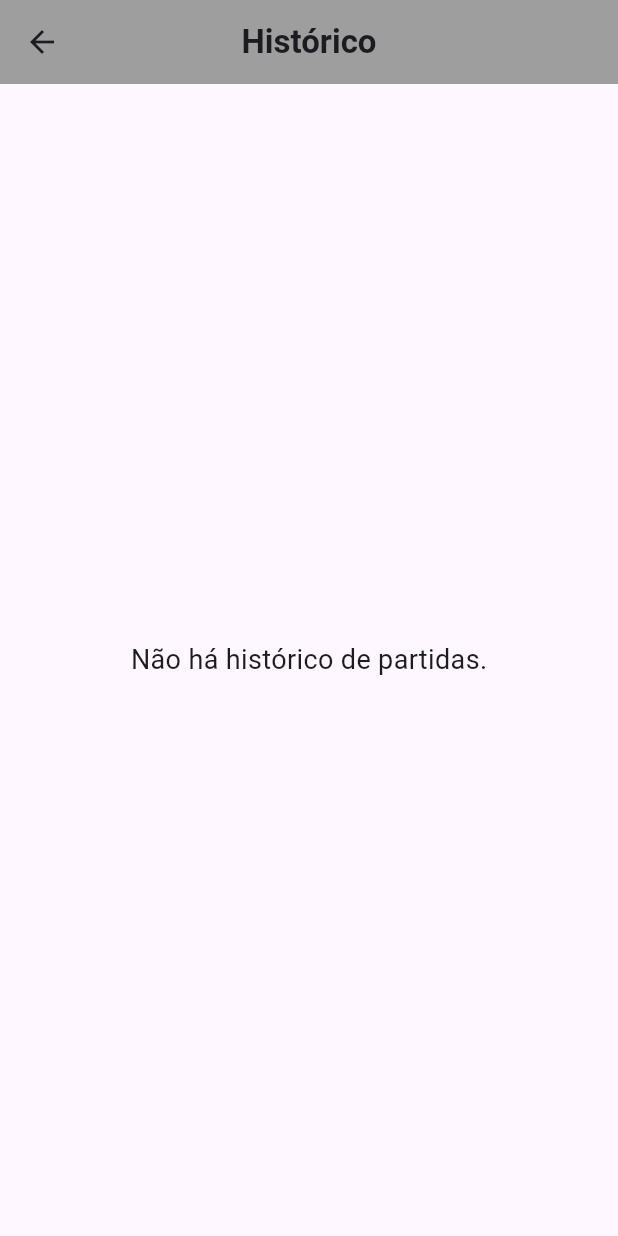
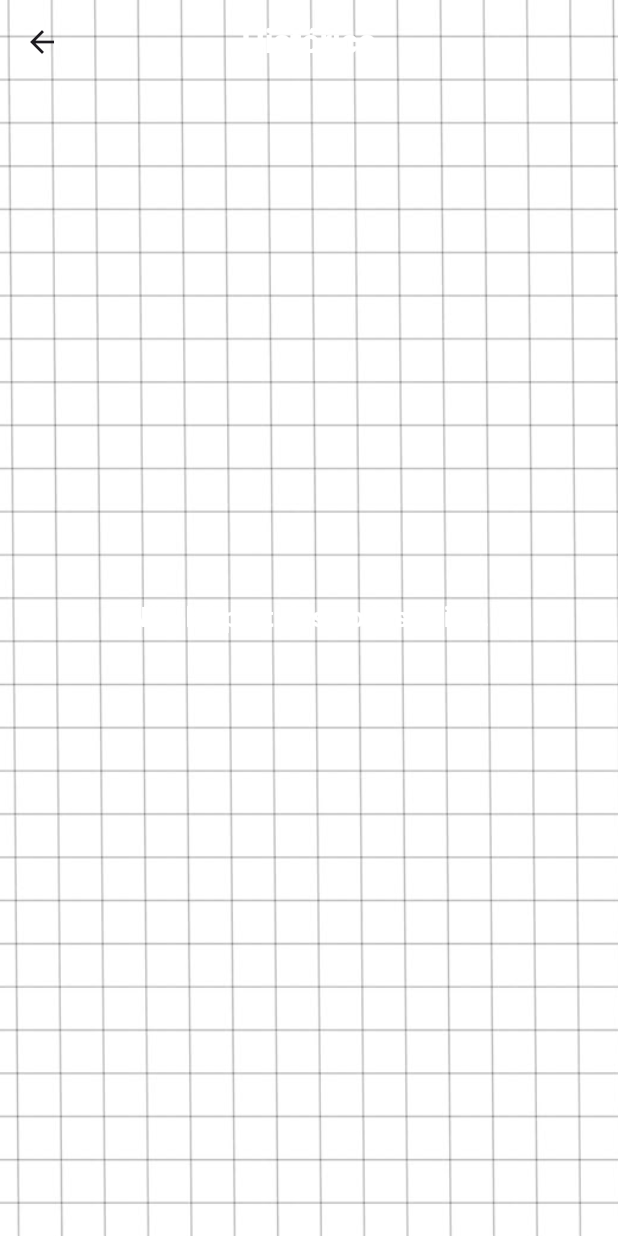
Before and after one commit to andrewbrtl/Forca, a Flutter app: the HistoricoPage screen opened directly with empty values, on a phone screen of 412 x 824 dp. Run offline on Flutter 3.47's test engine with Material 3 defaults, Android fonts, the phone set to English and light mode, and no system bars.

Commit message:
Alteracoes na pagina de historico, e criacao de botao

```diff
--- a/lib/pages/historico_page.dart
+++ b/lib/pages/historico_page.dart
@@ -11,37 +11,92 @@ class HistoricoPage extends StatelessWidget {
   @override
   Widget build(BuildContext context) {
     return Scaffold(
+      extendBodyBehindAppBar: true,
+
       appBar: AppBar(
         centerTitle: true,
         title: const Text(
-          "Histórico",
-          style: TextStyle(fontWeight: FontWeight.bold),
+          'Histórico',
+          style: TextStyle(
+            fontWeight: FontWeight.bold,
+            color: Colors.white,
           ),
-        backgroundColor: Colors.grey,
+        ),
+        backgroundColor: Colors.transparent,
+        elevation: 0,
       ),
 
-      body: historico.isEmpty
+      body: Container(
+        width: double.infinity,
+        height: double.infinity,
+
+
+        decoration: const BoxDecoration(
+          image: DecorationImage(
+            image: AssetImage('assets/fundo.jpg'),
+            fit: BoxFit.cover,
+          ),
+        ),
+
+        child: historico.isEmpty
             ? const Center(
                 child: Text(
-                "Não há histórico de partidas.",
-                style: TextStyle(fontSize: 18),
+                  'Não há partidas no histórico.',
+                  style: TextStyle(
+                    color: Colors.white,
+                    fontSize: 18,
+                    fontWeight: FontWeight.bold,
+                  ),
                 ),
               )
             : ListView.builder(
+                padding: const EdgeInsets.only(
+                  top: 110,
+                  left: 15,
+                  right: 15,
+                ),
                 itemCount: historico.length,
                 itemBuilder: (context, index) {
-                return Container(
-                  width: double.infinity,
-                  margin: const EdgeInsets.all(10),
-                  padding: const EdgeInsets.all(15),
-                  color: Colors.grey[200],
-                  child: Text(
-                    historico[index],
-                    style: const TextStyle(fontSize: 18),
-                  ),
+                  return PartidaHistorico(
+                    texto: historico[index],
                   );
                 },
+              ),
       ),
     );
   }
 }
+
+// widget da partida
+class PartidaHistorico extends StatelessWidget {
+  final String texto;
+
+  const PartidaHistorico({
+    super.key,
+    required this.texto,
+  });
+
+  @override
+  Widget build(BuildContext context) {
+    return Container(
+      width: double.infinity,
+      margin: const EdgeInsets.only(bottom: 15),
+      padding: const EdgeInsets.all(15),
+      decoration: BoxDecoration(
+        color: Colors.black.withValues(alpha: 0.65),
+        border: Border.all(
+          color: Colors.white,
+          width: 2,
+        ),
+        borderRadius: BorderRadius.circular(10),
+      ),
+      child: Text(
+        texto,
+        style: const TextStyle(
+          color: Colors.white,
+          fontSize: 18,
+        ),
+      ),
+    );
+  }
+}
```
Also changed, not shown: lib/pages/forca_page.dart (+27 -0 lines), pubspec.lock. Lines whose indentation alone changed are shown as unchanged.
